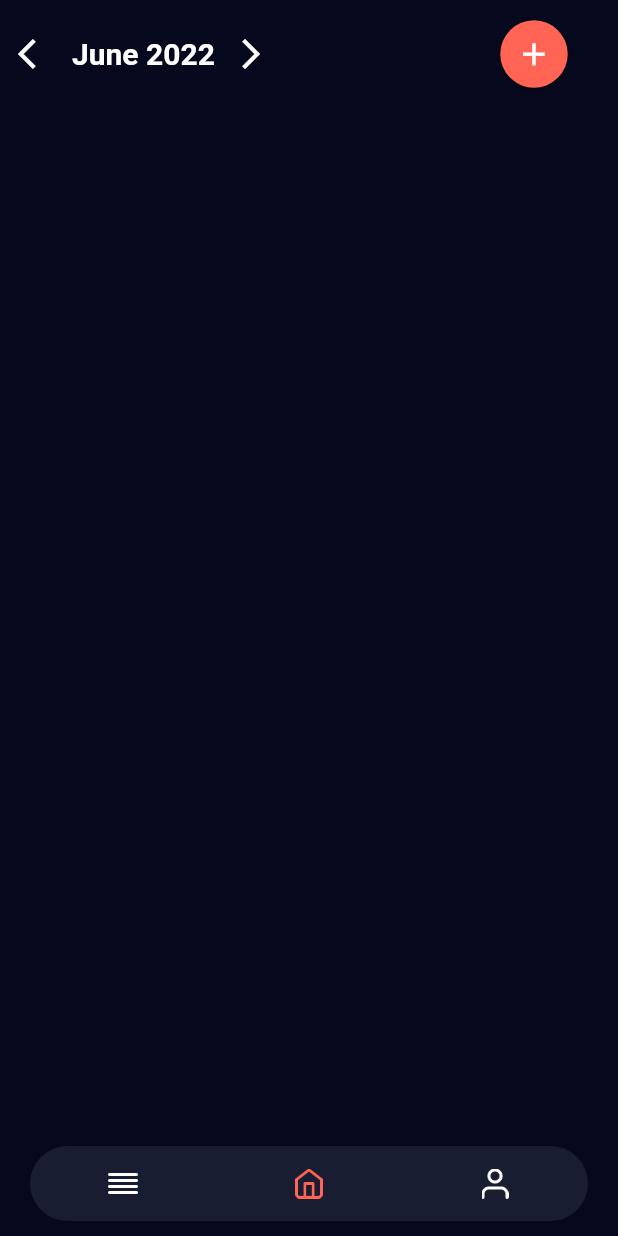
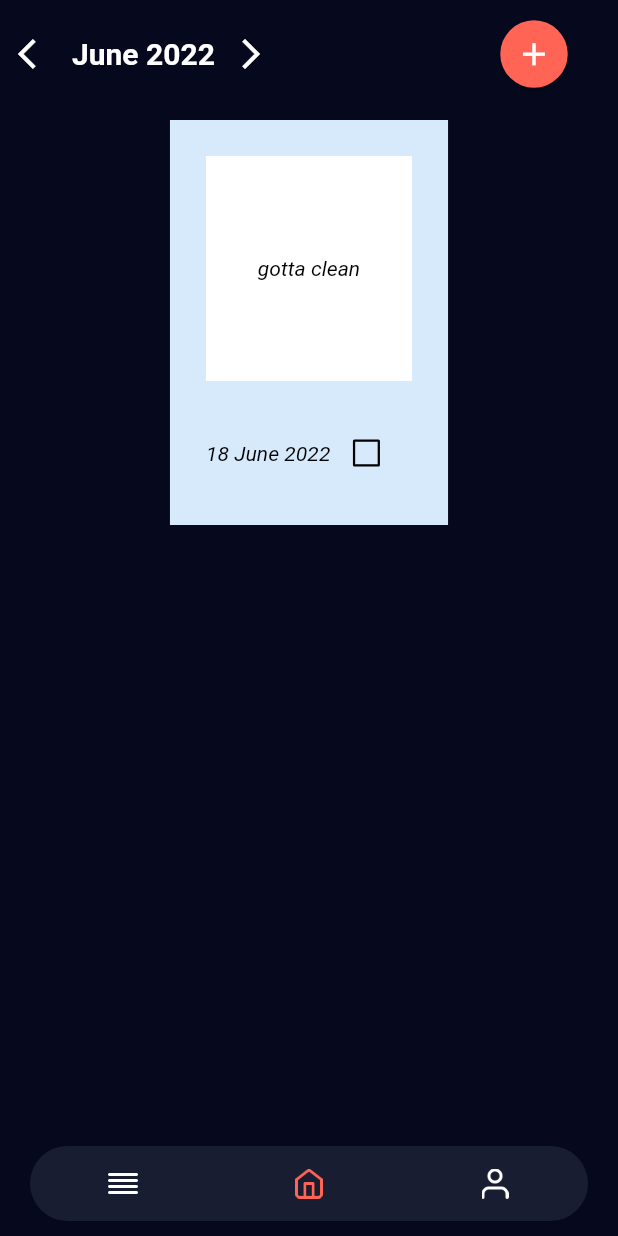
Before and after one commit to aakzsh/flaneur, a Flutter app: the screen it shows after launch, on a phone screen of 412 x 824 dp. Run offline on Flutter 3.47's test engine with Material 2 defaults, Android fonts, the phone set to English and light mode, and no system bars; missing offline and left inert: localstore.

Commit message:
dashboard polaroid component

```diff
--- a/lib/screens/dashboard.dart
+++ b/lib/screens/dashboard.dart
@@ -10,8 +10,21 @@ class Dashboard extends StatefulWidget {
 }
 
 class _DashboardState extends State<Dashboard> {
+  final colors = [
+    0xffD6EAFC,
+    0xffFCD6D6,
+    0xffAEF8A7,
+    0xffDD98FE,
+    0xffFFCEA0,
+    0xffFFE9AF
+  ];
+
+  bool checkedValue = false;
+
   @override
   Widget build(BuildContext context) {
+    final h = MediaQuery.of(context).size.height;
+    final w = MediaQuery.of(context).size.width;
     return Scaffold(
       backgroundColor: AppColors().bgclr,
       body: SafeArea(
@@ -51,11 +64,66 @@ class _DashboardState extends State<Dashboard> {
                     shape: CircleBorder(),
                   )
                 ],
-              )
+              ),
+              SizedBox(
+                height: 20,
+              ),
+              polaroid(w)
             ],
           ),
         )),
       ),
     );
   }
+
+  polaroid(w) {
+    return Container(
+      height: 270,
+      width: 0.45 * w,
+      color: Color(colors[0]),
+      child: Column(
+        children: [
+          Padding(
+            padding: const EdgeInsets.all(24.0),
+            child: Container(
+              height: 150,
+              width: 0.35 * w,
+              color: Colors.white,
+              child: Center(
+                child: Text("gotta clean",
+                    textAlign: TextAlign.center,
+                    style: TextStyle(
+                        fontStyle: FontStyle.italic, color: Colors.black)),
+              ),
+            ),
+          ),
+          Row(
+            children: [
+              Padding(
+                padding: const EdgeInsets.only(left: 24.0),
+                child: Text(
+                  "18 June 2022",
+                  style: TextStyle(
+                      fontStyle: FontStyle.italic, color: Colors.black),
+                ),
+              ),
+              Checkbox(
+                activeColor: Colors.black,
+                side: BorderSide(
+                  color: Colors.black, //your desire colour here
+                  width: 1.5,
+                ),
+                value: checkedValue,
+                onChanged: (newValue) {
+                  setState(() {
+                    checkedValue = newValue!;
+                  });
+                },
+              )
+            ],
+          )
+        ],
+      ),
+    );
+  }
 }
```
